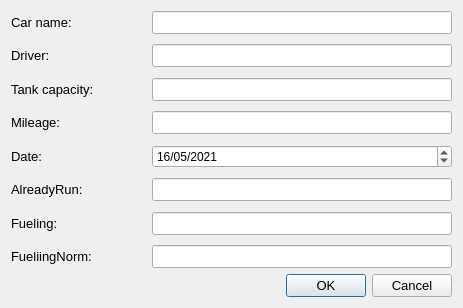
First picture: the form in insertrecord.ui, repository Vaelastrasz/CnF_Tracker, before the edit.
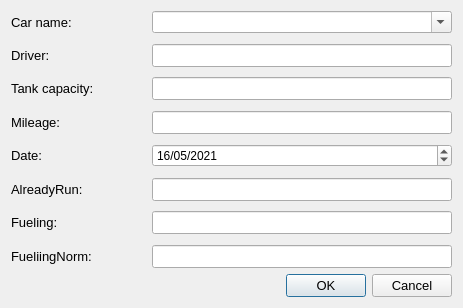
Second picture: the form after the edit.

Commit message: Added dynamic combobox filling CarNames

```diff
--- a/insertrecord.ui
+++ b/insertrecord.ui
@@ -115,20 +115,18 @@
        </property>
       </spacer>
      </item>
-     <item row="0" column="4">
-      <widget class="QLineEdit" name="edit_carName">
-       <property name="minimumSize">
+     <item row="3" column="0">
+      <spacer name="verticalSpacer_2">
+       <property name="orientation">
+        <enum>Qt::Vertical</enum>
+       </property>
+       <property name="sizeHint" stdset="0">
         <size>
-         <width>250</width>
-         <height>0</height>
+         <width>20</width>
+         <height>40</height>
         </size>
        </property>
-       <property name="font">
-        <font>
-         <pointsize>10</pointsize>
-        </font>
-       </property>
-      </widget>
+      </spacer>
      </item>
      <item row="0" column="0" colspan="2">
       <widget class="QLabel" name="lbl_carName">
@@ -490,6 +488,13 @@
        </property>
       </spacer>
      </item>
+     <item row="0" column="4">
+      <widget class="QComboBox" name="combo_carName">
+       <property name="editable">
+        <bool>true</bool>
+       </property>
+      </widget>
+     </item>
     </layout>
    </item>
    <item row="1" column="0">
```
Left out of the diff: 318 changed lines with no effect on the pictures. The commit also changes 6 other files.
